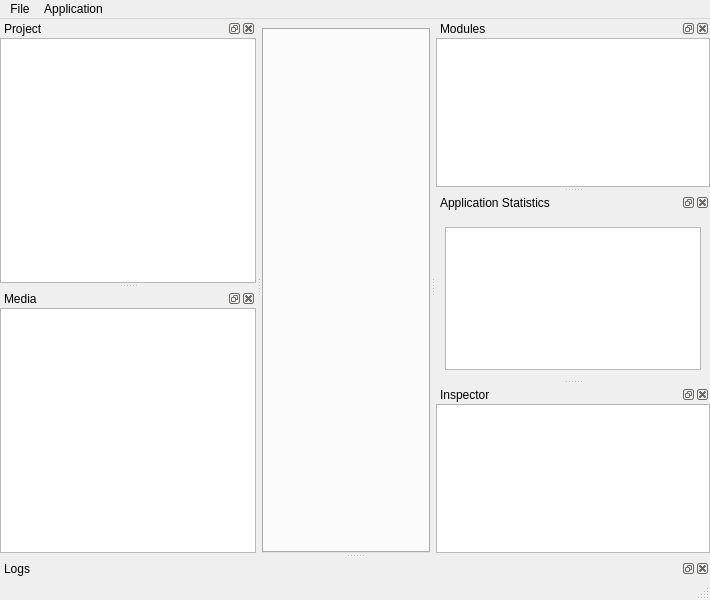
Old version of the form View/mainwindow.ui in the repository BlenderCN-Org/Maditor.
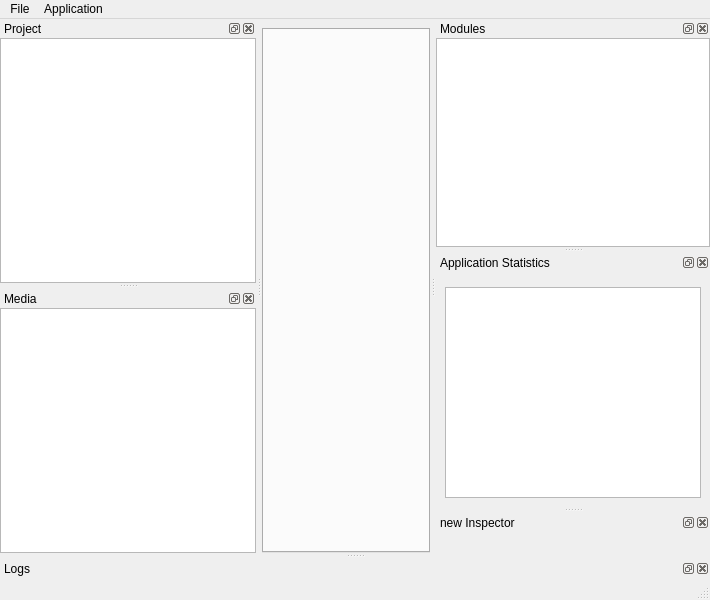
New version of the form. Icons and pictures are not drawn. Custom widgets are drawn as their Qt base class.

Commit message: Introducing InspectorView

The edit to the form file:
```diff
--- a/View/mainwindow.ui
+++ b/View/mainwindow.ui
@@ -247,30 +247,15 @@
   </widget>
   <widget class="QDockWidget" name="inspectorDockWidget">
    <property name="windowTitle">
-    <string>Inspector</string>
+    <string>new Inspector</string>
    </property>
    <attribute name="dockWidgetArea">
     <number>2</number>
    </attribute>
    <widget class="QWidget" name="inspectorDockWidgetContents">
-    <layout class="QGridLayout" name="gridLayout_2">
-     <property name="leftMargin">
-      <number>0</number>
-     </property>
-     <property name="topMargin">
-      <number>0</number>
-     </property>
-     <property name="rightMargin">
-      <number>0</number>
-     </property>
-     <property name="bottomMargin">
-      <number>0</number>
-     </property>
-     <property name="spacing">
-      <number>0</number>
-     </property>
+    <layout class="QGridLayout" name="gridLayout_4">
      <item row="0" column="0">
-      <widget class="QTreeView" name="inspectorWidget"/>
+      <widget class="Maditor::View::InspectorView" name="inspectorWidget" native="true"/>
      </item>
     </layout>
    </widget>
@@ -392,6 +377,12 @@
    <header>logs/logwidget.h</header>
    <container>1</container>
   </customwidget>
+  <customwidget>
+   <class>Maditor::View::InspectorView</class>
+   <extends>QWidget</extends>
+   <header>application/inspector/inspectorview.h</header>
+   <container>1</container>
+  </customwidget>
  </customwidgets>
  <resources>
   <include location="resources.qrc"/>
```
The commit also changes 30 other files.
